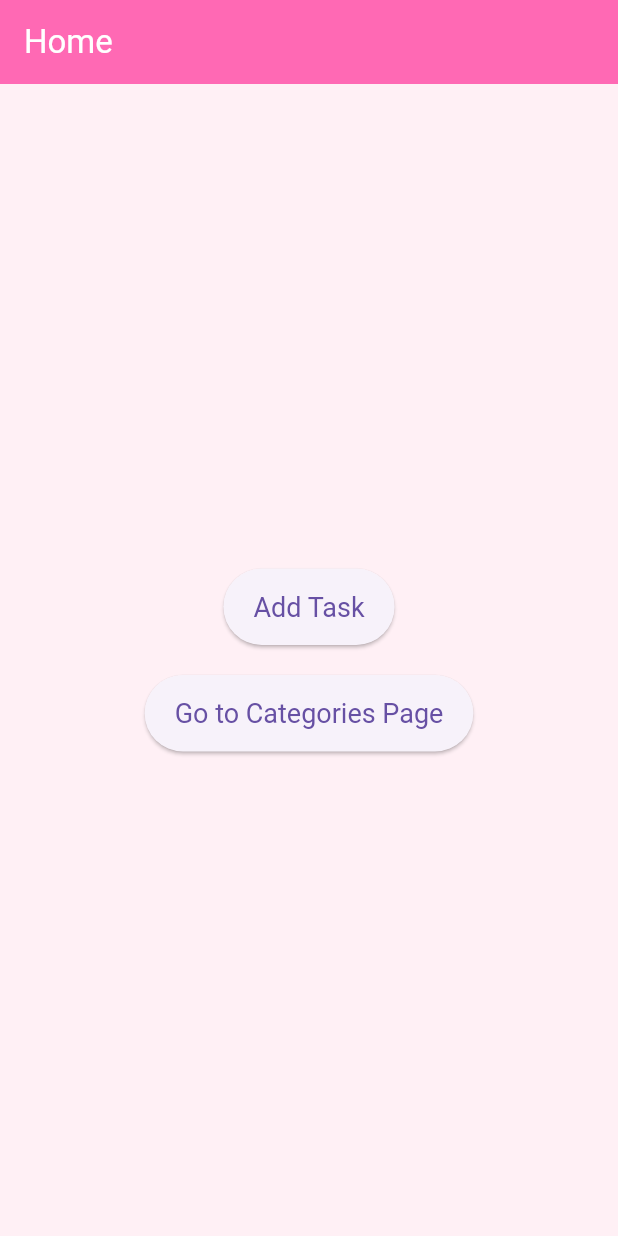
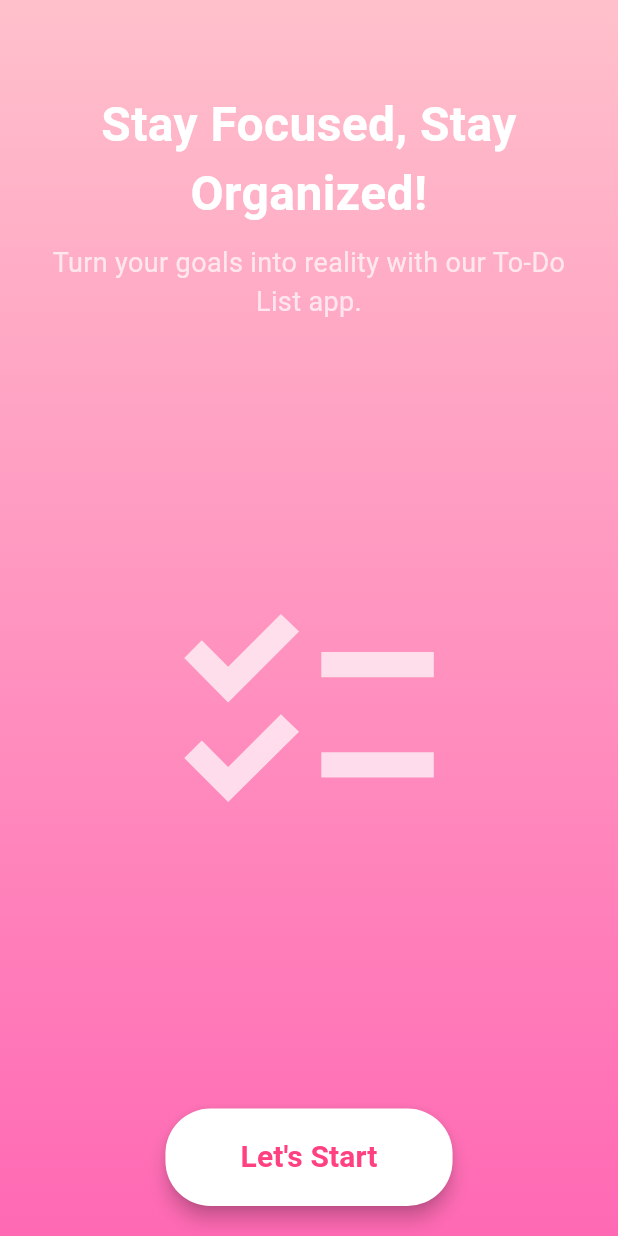
Before and after one commit to EsraaHassann/todo_list_finalproj, a Flutter app: the screen it shows after launch, on a phone screen of 412 x 824 dp. Run offline on Flutter 3.47's test engine with Material 3 defaults, Android fonts, the phone set to English and light mode, and no system bars; our stand-ins replace cloud_firestore, firebase_core; accounts and stored records are empty.

Commit message:
Update home_screen.dart
home

```diff
--- a/lib/screens/home_screen.dart
+++ b/lib/screens/home_screen.dart
@@ -1,7 +1,5 @@
 import 'package:flutter/material.dart';
 import 'package:todo_list_finalproj/screens/todo_screen.dart';
-import 'package:todo_list_finalproj/screens/Categories.dart';
-import 'package:todo_list_finalproj/screens/AddTask.dart';
 
 class HomeScreen extends StatelessWidget {
   const HomeScreen({Key? key}) : super(key: key);
@@ -9,52 +7,84 @@ class HomeScreen extends StatelessWidget {
   @override
   Widget build(BuildContext context) {
     return Scaffold(
-       backgroundColor: const Color(0xFFFFF0F5), // Light pink background
-     appBar: AppBar(
-        title: const Text(
-          "Home",
-         style: TextStyle(
-           color: Colors.white, // White text color for contrast
+      body: Container(
+        width: double.infinity,
+        height: double.infinity,
+        decoration: const BoxDecoration(
+          gradient: LinearGradient(
+            colors: [
+              Color(0xFFFFC0CB),
+              Color(0xFFFF69B4)
+            ], // Gradient from light pink to hot pink
+            begin: Alignment.topCenter,
+            end: Alignment.bottomCenter,
           ),
         ),
-        backgroundColor: const Color(0xFFFF69B4), // Hot pink app bar
-       elevation: 0, // Flat app bar for a soft look
+        child: Column(
+          mainAxisAlignment: MainAxisAlignment.spaceBetween,
+          children: [
+            // Motivational Sentence Section
+            Padding(
+              padding: const EdgeInsets.all(20.0),
+              child: Column(
+                children: const [
+                  SizedBox(height: 40), // Spacing from top
+                  Text(
+                    "Stay Focused, Stay Organized!",
+                    style: TextStyle(
+                      fontSize: 32,
+                      fontWeight: FontWeight.bold,
+                      color: Colors.white,
                     ),
-      body: Center(
-        child: Column(
-          mainAxisAlignment: MainAxisAlignment.center,
-          children: [
-            // Add Task Button
-            ElevatedButton(
+                    textAlign: TextAlign.center,
+                  ),
+                  SizedBox(height: 10),
+                  Text(
+                    "Turn your goals into reality with our To-Do List app.",
+                    style: TextStyle(
+                      fontSize: 18,
+                      color: Colors.white70,
+                    ),
+                    textAlign: TextAlign.center,
+                  ),
+                ],
+              ),
+            ),
+
+            // Icon Section
+            const Icon(
+              Icons.checklist,
+              size: 200,
+              color: Colors.white70,
+            ),
+
+            // Let's Start Button Section
+            Padding(
+              padding: const EdgeInsets.all(20.0),
+              child: ElevatedButton(
                 onPressed: () {
                   Navigator.push(
                     context,
                     MaterialPageRoute(builder: (context) => const ToDoScreen()),
                   );
-                print('Add Task button pressed');
                 },
-              child: const Text("Add Task"),
                 style: ElevatedButton.styleFrom(
-                padding: const EdgeInsets.symmetric(horizontal: 20, vertical: 15),
-                textStyle: const TextStyle(fontSize: 18),
+                  backgroundColor: Colors.white,
+                  padding:
+                      const EdgeInsets.symmetric(horizontal: 50, vertical: 18),
+                  shape: RoundedRectangleBorder(
+                    borderRadius: BorderRadius.circular(30),
+                  ),
+                  elevation: 5,
+                ),
+                child: const Text(
+                  "Let's Start",
+                  style: TextStyle(
+                    fontSize: 20,
+                    color: Colors.pinkAccent,
+                    fontWeight: FontWeight.bold,
                   ),
                 ),
-            const SizedBox(height: 20), // Space between buttons
-
-            // Go to Categories Button
-            ElevatedButton(
-              onPressed: () {
-                Navigator.push(
-                  context,
-                  MaterialPageRoute(
-                    builder: (context) => const Categories(title: "Categories"),
-                  ),
-                );
-              },
-              child: const Text("Go to Categories Page"),
-              style: ElevatedButton.styleFrom(
-                padding: const EdgeInsets.symmetric(horizontal: 20, vertical: 15),
-                textStyle: const TextStyle(fontSize: 18),
               ),
             ),
           ],
```
Lines whose indentation alone changed are shown as unchanged.
